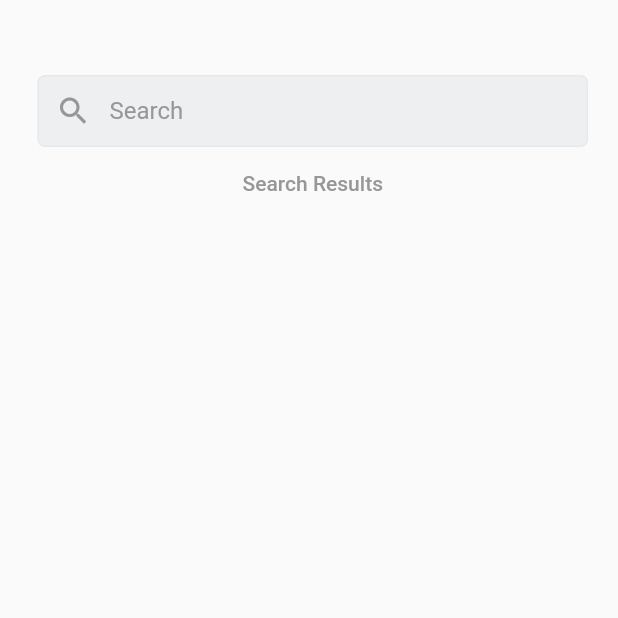
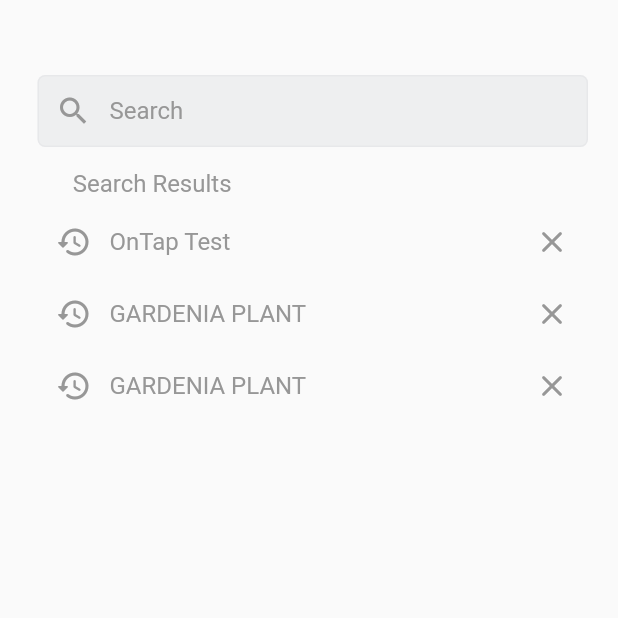
Before and after one commit to AlyaaRushdy/LaVie-Flutter-Hackathon, a Flutter app: the Search screen opened directly, on a phone screen of 412 x 824 dp, the top half of it. Run offline on Flutter 3.47's test engine with Material 2 defaults, Android fonts, the phone set to English and light mode, and no system bars; our stand-ins replace animated_splash_screen, flutter_svg.

Commit message:
search page full

```diff
--- a/lib/search.dart
+++ b/lib/search.dart
@@ -1,4 +1,5 @@
 import 'package:flutter/material.dart';
+import 'package:la_vie_app_1/home.dart' as home_page;
 
 class Search extends StatelessWidget {
   const Search({Key? key}) : super(key: key);
@@ -13,7 +14,6 @@ class Search extends StatelessWidget {
     return Scaffold(
       body: Container(
         margin: const EdgeInsets.fromLTRB(25, 50, 20, 25),
-        alignment: Alignment.topLeft,
         child: Column(
           children: [
             TextFormField(
@@ -49,12 +49,123 @@ class Search extends StatelessWidget {
             ),
 
             //Recent searchs
-            TextButton(
-              onPressed: () {},
-              style: ButtonStyle(
-                foregroundColor: MaterialStateProperty.all(dividerGrey),
+            Padding(
+              padding: const EdgeInsets.fromLTRB(0, 15, 0, 5),
+              child: SizedBox(
+                width: 320,
+                child: Text(
+                  "Search Results",
+                  style: TextStyle(
+                    color: dividerGrey,
+                    fontSize: 16,
+                  ),
+                ),
               ),
-              child: const Text("Search Results"),
+            ),
+            //Search res. 1
+            TextFormField(
+              readOnly: true,
+              onTap: () {
+                Navigator.push(
+                  context,
+                  MaterialPageRoute(
+                    builder: (context) => const home_page.HomePage(),
+                  ),
+                );
+              },
+              decoration: InputDecoration(
+                contentPadding: const EdgeInsets.all(0),
+                hintText: "OnTap Test",
+                hintStyle: TextStyle(
+                  color: dividerGrey,
+                ),
+                prefixIcon: Icon(
+                  Icons.history_rounded,
+                  color: dividerGrey,
+                ),
+                suffixIcon: Icon(
+                  Icons.clear_rounded,
+                  color: dividerGrey,
+                ),
+                focusedBorder: const OutlineInputBorder(
+                  borderSide: BorderSide(
+                    color: Colors.white12,
+                    width: 0.001,
+                  ),
+                ),
+                enabledBorder: const OutlineInputBorder(
+                  borderSide: BorderSide(
+                    color: Colors.white12,
+                    width: 0.001,
+                  ),
+                ),
+              ),
+            ),
+
+            //search res.2
+            TextFormField(
+              readOnly: true,
+              onTap: () {},
+              decoration: InputDecoration(
+                contentPadding: const EdgeInsets.all(0),
+                hintText: "GARDENIA PLANT",
+                hintStyle: TextStyle(
+                  color: dividerGrey,
+                ),
+                prefixIcon: Icon(
+                  Icons.history_rounded,
+                  color: dividerGrey,
+                ),
+                suffixIcon: Icon(
+                  Icons.clear_rounded,
+                  color: dividerGrey,
+                ),
+                focusedBorder: const OutlineInputBorder(
+                  borderSide: BorderSide(
+                    color: Colors.white12,
+                    width: 0.001,
+                  ),
+                ),
+                enabledBorder: const OutlineInputBorder(
+                  borderSide: BorderSide(
+                    color: Colors.white12,
+                    width: 0.001,
+                  ),
+                ),
+              ),
+            ),
+
+            //search res. 3
+            TextFormField(
+              readOnly: true,
+              onTap: () {},
+              decoration: InputDecoration(
+                contentPadding: const EdgeInsets.all(0),
+                hintText: "GARDENIA PLANT",
+                hintStyle: TextStyle(
+                  color: dividerGrey,
+                ),
+                prefixIcon: Icon(
+                  Icons.history_rounded,
+                  color: dividerGrey,
+                ),
+                suffixIcon: Icon(
+                  Icons.clear_rounded,
+                  color: dividerGrey,
+                ),
+                focusedBorder: const OutlineInputBorder(
+                  borderSide: BorderSide(
+                    color: Colors.white12,
+                    width: 0.001,
+                  ),
+                ),
+                enabledBorder: const OutlineInputBorder(
+                  borderSide: BorderSide(
+                    color: Colors.white12,
+                    width: 0.001,
+                  ),
+                ),
+              ),
             ),
           ],
         ),
```
